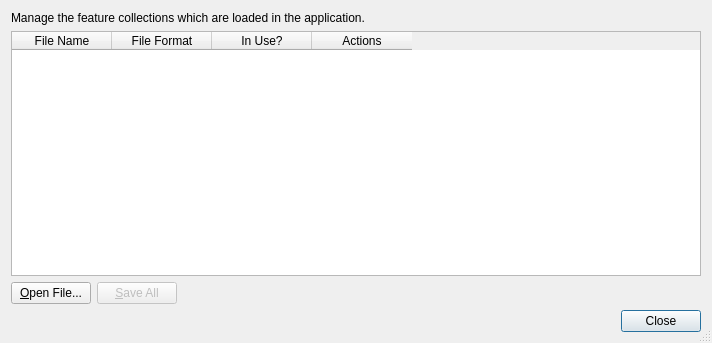
This is src/qt-widgets/ManageFeatureCollectionsDialogUi.ui in GPlates/GPlates as Qt 5 draws it before an edit. The edited form follows.
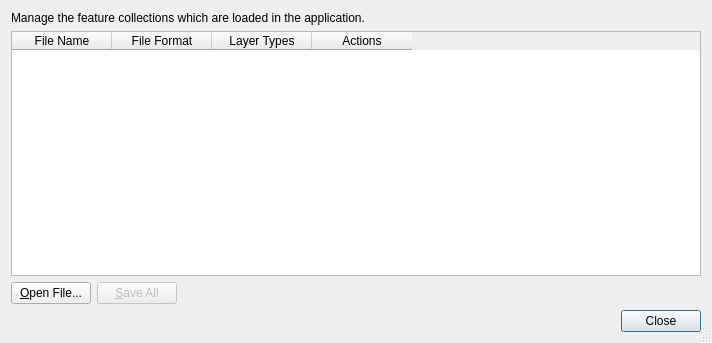
This is the edited form. Icons and pictures are not drawn.

```diff
--- a/src/qt-widgets/ManageFeatureCollectionsDialogUi.ui
+++ b/src/qt-widgets/ManageFeatureCollectionsDialogUi.ui
@@ -55,7 +55,7 @@
      </column>
      <column>
       <property name="text" >
-       <string>In Use?</string>
+       <string>Layer Types</string>
       </property>
      </column>
      <column>
```
